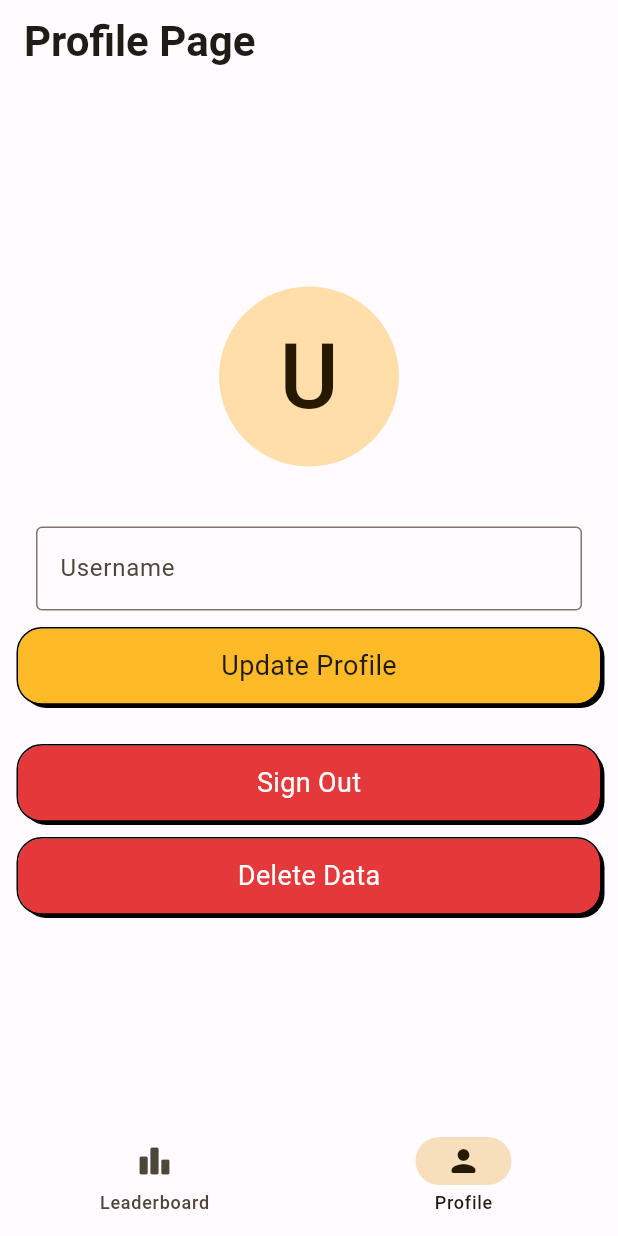
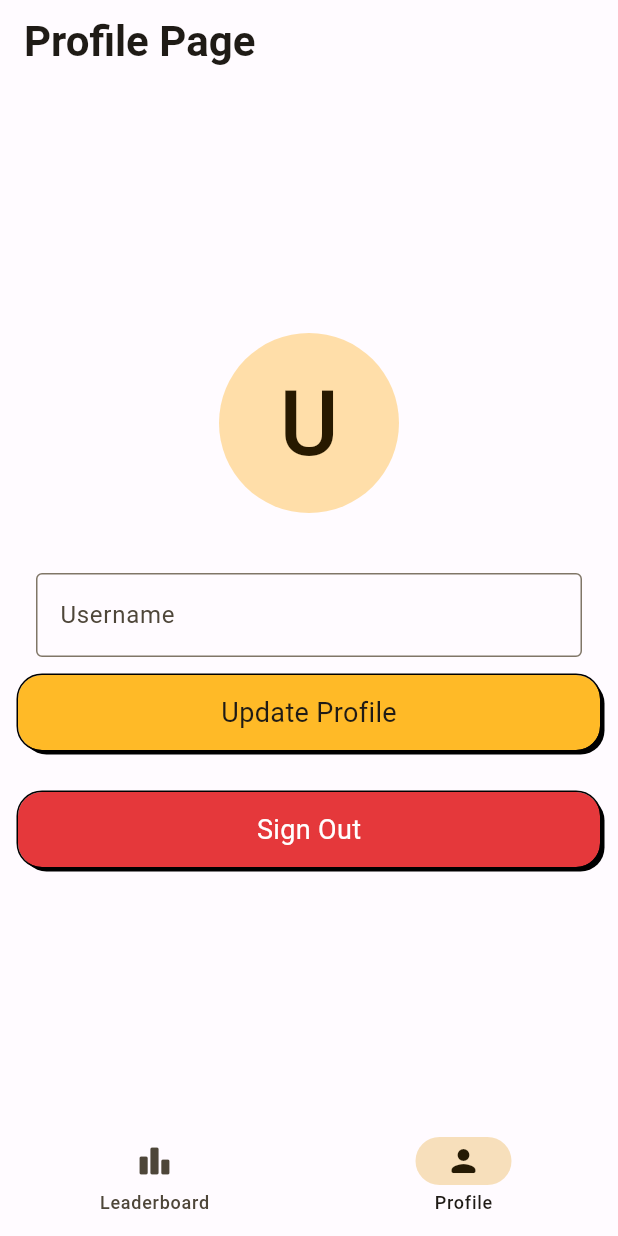
Before and after one commit to zTomz/supaquiz, a Flutter app: the screen it shows once a user with an empty profile is signed in, item 2 of the bottom bar chosen, on a phone screen of 412 x 824 dp. Run offline on Flutter 3.47's test engine with Material 3 defaults, Android fonts, the phone set to English and light mode, and no system bars; our stand-ins replace auto_route, auto_size_text, dio, flutter_hooks, fpdart, supabase_flutter; missing offline and left inert: jovial_svg; accounts and stored records are empty.

Commit message:
Removed delete user data

```diff
--- a/lib/features/profile/presentation/pages/profile_page.dart
+++ b/lib/features/profile/presentation/pages/profile_page.dart
@@ -91,29 +91,6 @@ class ProfilePage extends HookWidget {
                 ],
               ),
             ),
-            const SizedBox(height: kDefaultPadding),
-            CustomElevatedButton(
-              onPressed: () async {
-                await ProfileRepositoryImpl(
-                  remoteDataSource: ProfileRemoteDataSourceImpl(),
-                ).deleteUserData();
-
-                widgetState.value = widgetState.value + 1;
-              },
-              color: AppColors.red,
-              child: const Row(
-                mainAxisAlignment: MainAxisAlignment.center,
-                children: [
-                  Text(
-                    "Delete Data",
-                    style: TextStyle(
-                      fontSize: 18,
-                      color: Colors.white,
-                    ),
-                  ),
-                ],
-              ),
-            ),
           ],
         ),
       ),
```
Also changed, not shown: lib/features/profile/data/data_sources/profile_remote_data_source.dart (+0 -21 lines), lib/features/profile/data/repositories/profile_repository.dart (+0 -23 lines).
